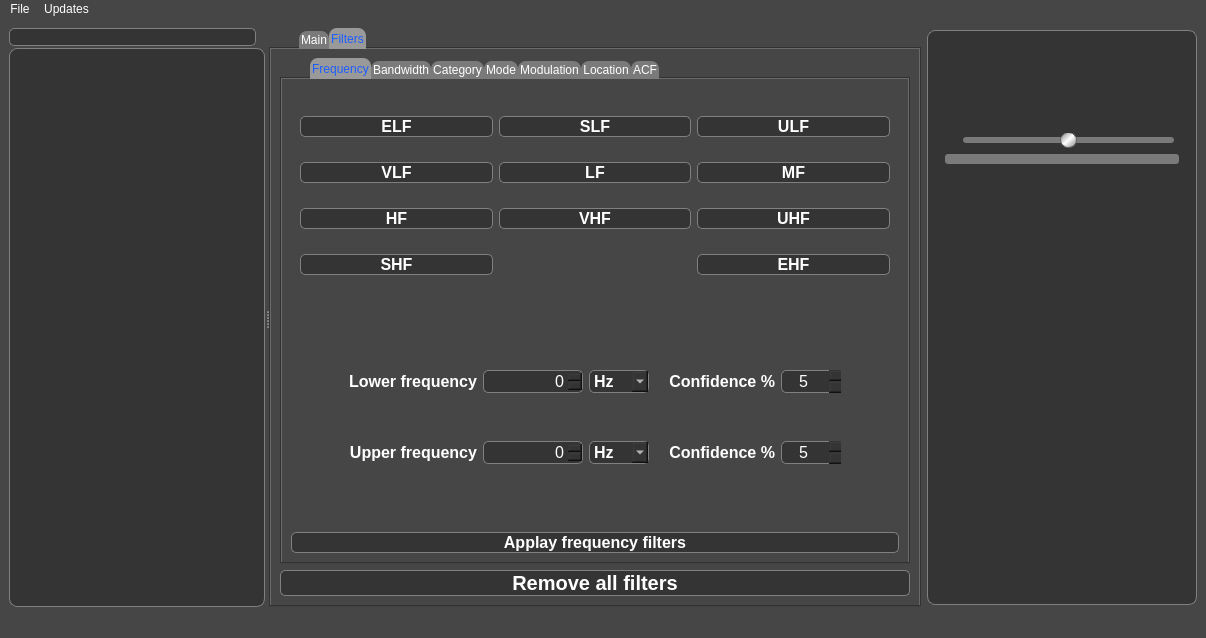
vbrizgamnk/Artemis, file main_window.ui: the form before one commit.
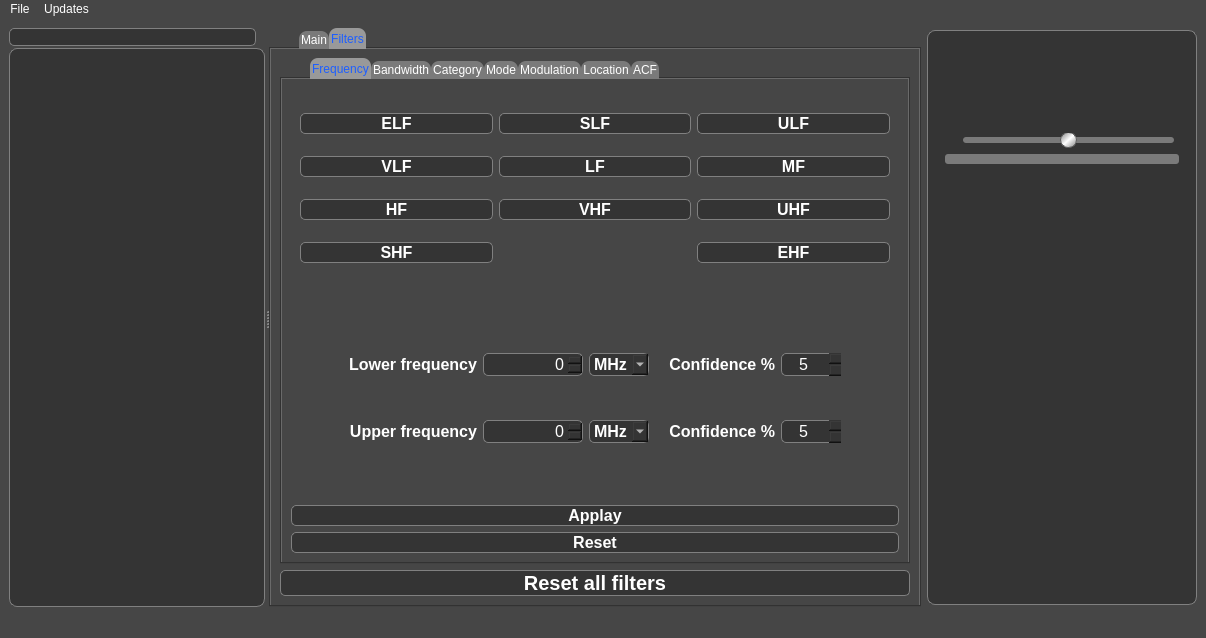
The form after the commit. Icons and pictures are not drawn. Custom widgets are drawn as their Qt base class.

Commit message: Final touches to frequency filters

Diff of the .ui file:
```diff
--- a/main_window.ui
+++ b/main_window.ui
@@ -2330,6 +2330,14 @@
                        <bold>true</bold>
                       </font>
                      </property>
+                     <property name="currentText">
+                      <string>MHz</string>
+                     </property>
+                     <item>
+                      <property name="text">
+                       <string>MHz</string>
+                      </property>
+                     </item>
                      <item>
                       <property name="text">
                        <string>Hz</string>
@@ -2586,6 +2594,9 @@
                        <bold>true</bold>
                       </font>
                      </property>
+                     <property name="currentText">
+                      <string>MHz</string>
+                     </property>
                      <property name="maxCount">
                       <number>4</number>
                      </property>
@@ -2595,6 +2606,11 @@
                      <property name="modelColumn">
                       <number>0</number>
                      </property>
+                     <item>
+                      <property name="text">
+                       <string>MHz</string>
+                      </property>
+                     </item>
                      <item>
                       <property name="text">
                        <string>Hz</string>
@@ -2636,13 +2652,27 @@
                 </font>
                </property>
                <property name="text">
-                <string>Applay frequency filters</string>
+                <string>Applay</string>
                </property>
                <property name="checkable">
                 <bool>true</bool>
                </property>
               </widget>
              </item>
+             <item>
+              <widget class="QPushButton" name="reset_frequency_filters_btn">
+               <property name="font">
+                <font>
+                 <pointsize>12</pointsize>
+                 <weight>75</weight>
+                 <bold>true</bold>
+                </font>
+               </property>
+               <property name="text">
+                <string>Reset</string>
+               </property>
+              </widget>
+             </item>
             </layout>
            </widget>
            <widget class="QWidget" name="tab_4">
@@ -2695,7 +2725,7 @@
 border-radius: 5px;</string>
            </property>
            <property name="text">
-            <string>Remove all filters</string>
+            <string>Reset all filters</string>
            </property>
           </widget>
          </item>
```
Left out of the diff: 12 changed lines with no effect on the pictures. The commit also changes 1 other file.
